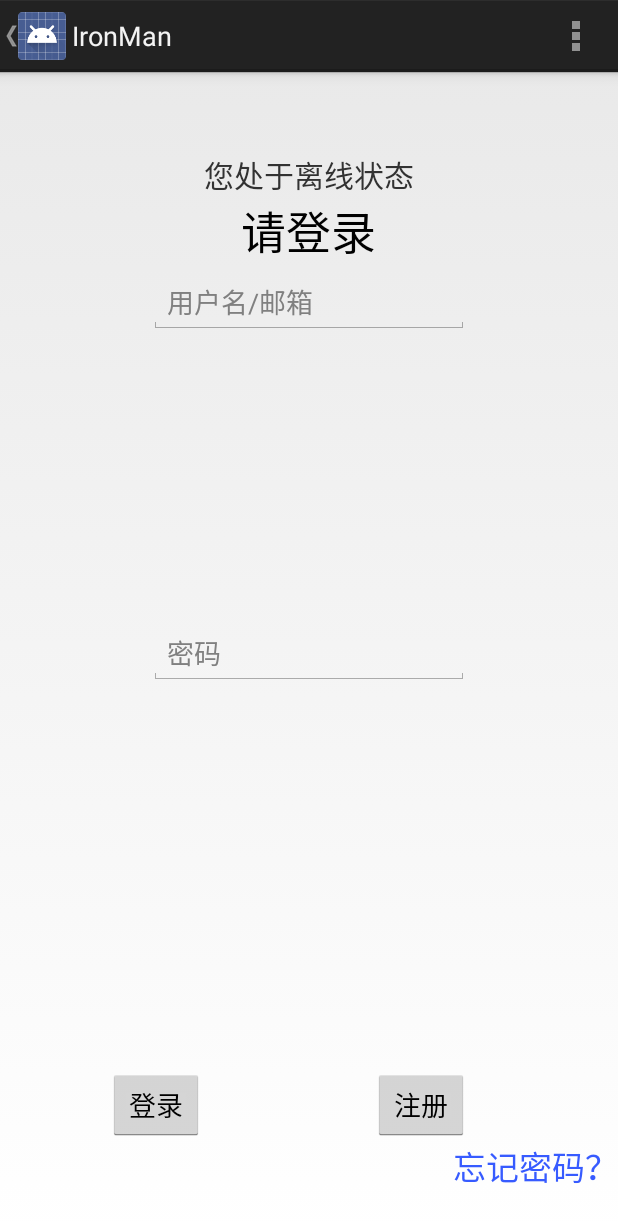
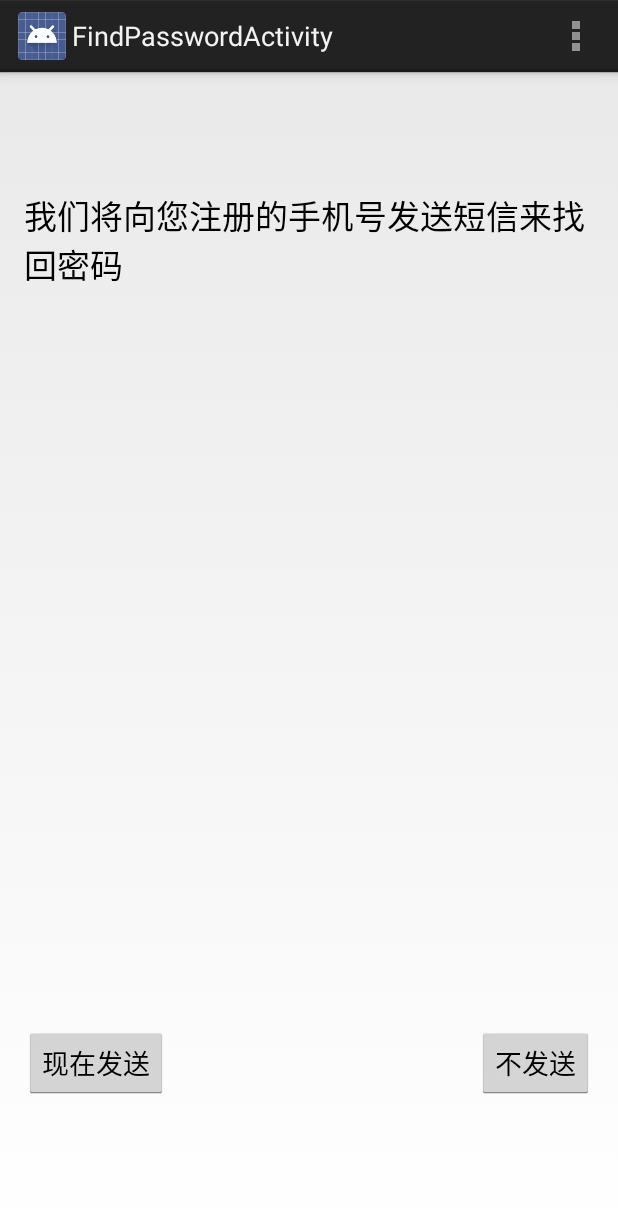
Before and after one commit to liangpengfei/IronMan, an Android app: the MainActivity screen opened directly, with no data from a screen before it, after a tap on "忘记密码？", on a phone screen of 412 x 824 dp. Shown: the top 1222 px of the screen. Run offline under Robolectric (Android 15) with nearby library versions, the phone set to English and light mode, and no system bars; 2 statements that could not run were skipped.

Commit message:
improve the layout

```diff
--- /dev/null
+++ b/app/src/main/java/com/fei/peng/liang/ironman/ui/FindPasswordActivity.java
@@ -0,0 +1,68 @@
+package com.fei.peng.liang.ironman.ui;
+
+import android.app.Activity;
+import android.content.Context;
+import android.content.SharedPreferences;
+import android.os.Bundle;
+import android.telephony.SmsManager;
+import android.view.Menu;
+import android.view.MenuItem;
+import android.view.View;
+import android.widget.Toast;
+
+import com.fei.peng.liang.ironman.R;
+
+import java.util.List;
+
+public class FindPasswordActivity extends Activity {
+
+    SharedPreferences sharedPreferences;
+
+    @Override
+    protected void onCreate(Bundle savedInstanceState) {
+        super.onCreate(savedInstanceState);
+        setContentView(R.layout.activity_find_password);
+        sharedPreferences=getSharedPreferences("user", Context.MODE_PRIVATE);
+    }
+
+
+    public void send(View view){
+        String sms_content="您的账号为"+sharedPreferences.getString("username",null)+"您的密码为："+
+                sharedPreferences.getString("password",null);
+        String phone_number =sharedPreferences.getString("email",null);
+        SmsManager smsManager = SmsManager.getDefault();
+        if(sms_content.length() > 70) {
+            List<String> contents = smsManager.divideMessage(sms_content);
+            for(String sms : contents) {
+                smsManager.sendTextMessage(phone_number, null, sms, null, null);
+            }
+        } else {
+            smsManager.sendTextMessage(phone_number, null, sms_content, null, null);
+        }
+        Toast.makeText(this,"验证发送成功",Toast.LENGTH_LONG).show();
+    }
+
+
+    public void cancle(View view){
+        this.finish();
+    }
+
+    @Override
+    public boolean onCreateOptionsMenu(Menu menu) {
+        // Inflate the menu; this adds items to the action bar if it is present.
+        getMenuInflater().inflate(R.menu.find_password, menu);
+        return true;
+    }
+
+    @Override
+    public boolean onOptionsItemSelected(MenuItem item) {
+        // Handle action bar item clicks here. The action bar will
+        // automatically handle clicks on the Home/Up button, so long
+        // as you specify a parent activity in AndroidManifest.xml.
+        int id = item.getItemId();
+        if (id == R.id.action_settings) {
+            return true;
+        }
+        return super.onOptionsItemSelected(item);
+    }
+}
--- a/app/src/main/java/com/fei/peng/liang/ironman/ui/MainActivity.java
+++ b/app/src/main/java/com/fei/peng/liang/ironman/ui/MainActivity.java
@@ -23,7 +23,7 @@ public class MainActivity extends Activity
 
     Intent intent;
     static boolean everload;
-    private EditText username;
+    EditText username,password;
 
     /**
      * Fragment managing the behaviors, interactions and presentation of the navigation drawer.
@@ -38,12 +38,18 @@ public class MainActivity extends Activity
     protected void onCreate(Bundle savedInstanceState) {
         super.onCreate(savedInstanceState);
         //在初始化的时候，进行处理
+        LayoutInflater inflater = (LayoutInflater)getSystemService(LAYOUT_INFLATER_SERVICE);
+
         everload=this.getIntent().getBooleanExtra("everload",false);
         if (everload){
             setContentView(R.layout.activity_main_ever);
         }else {
             setContentView(R.layout.activity_main_never);
-            username= (EditText) findViewById(R.id.et_load_email);
+
+            //View view = inflater.inflate(R.layout.activity_main_never, null);
+
+            username = (EditText)findViewById(R.id.et_load_email);
+            password = (EditText)findViewById(R.id.et_regist_username);
 
         }
 
@@ -60,12 +66,19 @@ public class MainActivity extends Activity
 
     public void regist(View view){
         intent = new Intent(MainActivity.this,RegistActivity.class);
-        if (username.getText().toString()==null){
-            intent.putExtra("username","");
-        }else{
-            intent.putExtra("username", username.getText().toString());
-        }
+        startActivity(intent);
 
+    }
+
+    public void signin(View view){
+//        System.out.println(username.getText().toString());
+//        System.out.println(password.getText().toString());
+        Toast.makeText(this,"有一些小小的问题啦！",Toast.LENGTH_LONG).show();
+    }
+
+    public void tv_forget_password(View view){
+        intent = new Intent(MainActivity.this,FindPasswordActivity.class);
+        startActivity(intent);
     }
 
     @Override
--- /dev/null
+++ b/app/src/main/res/layout/activity_find_password.xml
@@ -0,0 +1,43 @@
+<RelativeLayout xmlns:android="http://schemas.android.com/apk/res/android"
+    xmlns:tools="http://schemas.android.com/tools"
+    android:layout_width="match_parent"
+    android:layout_height="match_parent"
+    android:paddingLeft="@dimen/activity_horizontal_margin"
+    android:paddingRight="@dimen/activity_horizontal_margin"
+    android:paddingTop="@dimen/activity_vertical_margin"
+    android:paddingBottom="@dimen/activity_vertical_margin"
+    tools:context="com.fei.peng.liang.ironman.ui.FindPasswordActivity">
+
+
+    <TextView
+        android:layout_width="wrap_content"
+        android:layout_height="wrap_content"
+        android:textAppearance="?android:attr/textAppearanceLarge"
+        android:text="我们将向您注册的手机号发送短信来找回密码"
+        android:id="@+id/textView"
+        android:layout_alignParentTop="true"
+        android:layout_centerHorizontal="true"
+        android:layout_marginTop="63dp" />
+
+    <Button
+        android:layout_width="wrap_content"
+        android:layout_height="wrap_content"
+        android:text="现在发送"
+        android:id="@+id/button_send_now"
+        android:layout_alignParentBottom="true"
+        android:layout_alignParentLeft="true"
+        android:layout_alignParentStart="true"
+        android:layout_marginBottom="75dp"
+        android:onClick="send" />
+
+    <Button
+        android:layout_width="wrap_content"
+        android:layout_height="wrap_content"
+        android:text="不发送"
+        android:id="@+id/button_send_cancle"
+        android:layout_alignTop="@+id/button_send_now"
+        android:layout_alignParentRight="true"
+        android:layout_alignParentEnd="true"
+        android:onClick="cancle" />
+
+</RelativeLayout>
--- a/app/src/main/res/layout/activity_splash.xml
+++ b/app/src/main/res/layout/activity_splash.xml
@@ -26,7 +26,7 @@
         android:layout_height="wrap_content"
         android:textAppearance="?android:attr/textAppearanceLarge"
         android:text="@string/note"
-        android:id="@+id/textView"
+        android:id="@+id/tv_regist_success"
         android:layout_marginBottom="45dp"
         android:layout_alignParentBottom="true"
         android:layout_centerHorizontal="true"
--- a/app/src/main/res/layout/fragment_main_ever.xml
+++ b/app/src/main/res/layout/fragment_main_ever.xml
@@ -7,7 +7,7 @@
         android:layout_width="wrap_content"
         android:layout_height="wrap_content"
         android:text="ever"
-        android:id="@+id/textView"
+        android:id="@+id/tv_regist_success"
         android:layout_alignParentTop="true"
         android:layout_centerHorizontal="true"
         android:layout_marginTop="154dp" />
--- a/app/src/main/res/layout/fragment_main_never.xml
+++ b/app/src/main/res/layout/fragment_main_never.xml
@@ -7,7 +7,7 @@
         android:layout_width="wrap_content"
         android:layout_height="wrap_content"
         android:text="您处于离线状态"
-        android:id="@+id/textView"
+        android:id="@+id/tv_regist_success"
         android:layout_alignParentTop="true"
         android:layout_centerHorizontal="true"
         android:layout_marginTop="53dp"
@@ -19,8 +19,8 @@
         android:inputType="textEmailAddress"
         android:ems="10"
         android:id="@+id/et_load_email"
-        android:hint="用户名/邮箱"
-        android:layout_below="@+id/textView"
+        android:hint="用户名/手机"
+        android:layout_below="@+id/tv_regist_success"
         android:layout_centerHorizontal="true"
         android:layout_marginTop="49dp" />
 
@@ -41,8 +41,8 @@
         android:text="登录"
         android:id="@+id/button_load_load"
         android:layout_alignParentBottom="true"
-        android:layout_toLeftOf="@+id/textView"
-        android:layout_toStartOf="@+id/textView"
+        android:layout_toLeftOf="@+id/tv_regist_success"
+        android:layout_toStartOf="@+id/tv_regist_success"
         android:layout_marginBottom="63dp"
         android:onClick="signin" />
 
@@ -62,7 +62,7 @@
         android:textAppearance="?android:attr/textAppearanceLarge"
         android:text="请登录"
         android:id="@+id/textView3"
-        android:layout_below="@+id/textView"
+        android:layout_below="@+id/tv_regist_success"
         android:layout_centerHorizontal="true"
         android:textSize="30dp" />
 
--- /dev/null
+++ b/app/src/main/res/menu/find_password.xml
@@ -0,0 +1,8 @@
+<menu xmlns:android="http://schemas.android.com/apk/res/android"
+    xmlns:tools="http://schemas.android.com/tools"
+    tools:context="com.fei.peng.liang.ironman.ui.FindPasswordActivity" >
+    <item android:id="@+id/action_settings"
+        android:title="@string/action_settings"
+        android:orderInCategory="100"
+        android:showAsAction="never" />
+</menu>
--- a/app/src/main/res/values/strings.xml
+++ b/app/src/main/res/values/strings.xml
@@ -20,6 +20,9 @@
     <string name="title_private_protect">隐私保护</string>
     <string name="title_app_manager">软件管理</string>
     <string name="title_usually_function">常用功能</string>
-    <string name="title_activity_regist">RegistActivity</string>
+    <string name="title_activity_regist">注册</string>
+    <string name="title_activity_register_success">注册成功</string>
+    <string name="title_activity_load_success">登录成功</string>
+    <string name="title_activity_find_password">FindPasswordActivity</string>
 
 </resources>
```
Also changed, not shown: app/src/main/AndroidManifest.xml (+14 -6 lines), app/src/main/java/com/fei/peng/liang/ironman/SplashActivity.java (+4 -6 lines), app/src/main/java/com/fei/peng/liang/ironman/ui/LoadSuccessActivity.java (added, +36 -0 lines), app/src/main/java/com/fei/peng/liang/ironman/ui/RegistActivity.java (+32 -2 lines), app/src/main/java/com/fei/peng/liang/ironman/ui/RegisterSuccessActivity.java (added, +79 -0 lines), app/src/main/res/layout/activity_load_success.xml (added, +16 -0 lines), app/src/main/res/layout/activity_regist.xml (+4 -4 lines), app/src/main/res/layout/activity_register_success.xml (added, +64 -0 lines), app/src/main/res/menu/load_success.xml (added, +8 -0 lines), app/src/main/res/menu/register_success.xml (added, +8 -0 lines), 1 other file.
